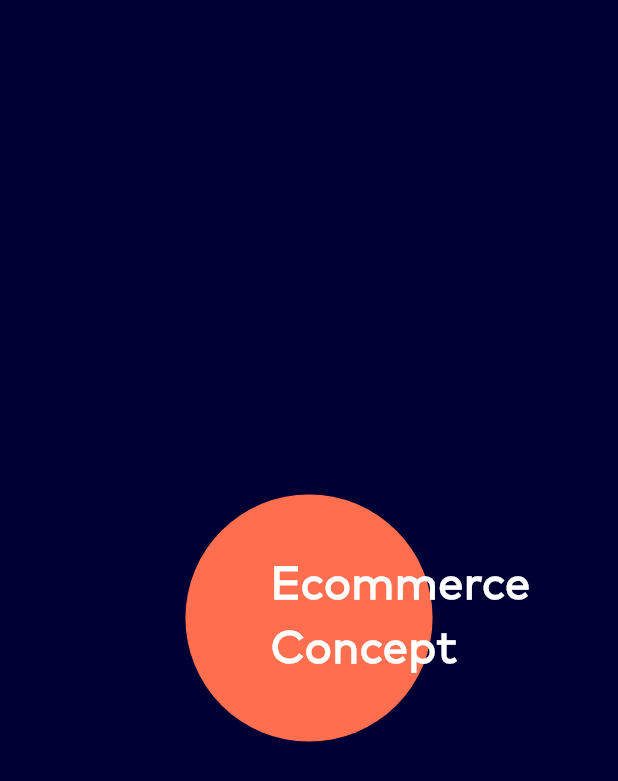
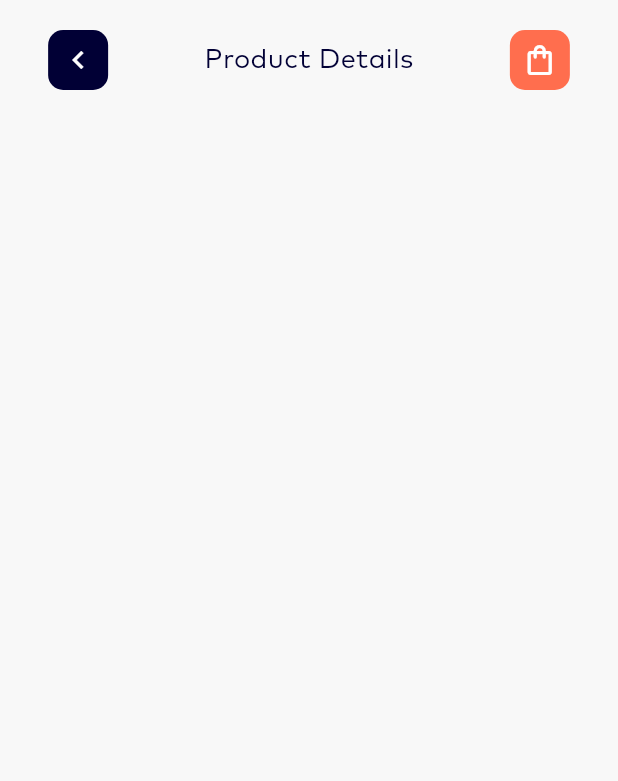
Before and after one commit to MatveevYasha/online-store-application, a Flutter app: the first screen one second after launch, on a phone screen of 412 x 824 dp. Shown: the top 781 px of the screen. Run offline on Flutter 3.47's test engine with Material 2 defaults, Android fonts, the phone set to English and light mode, and no system bars; our stand-ins replace cached_network_image, dio.

Commit message:
finished the first screen

```diff
--- a/lib/ui/app.dart
+++ b/lib/ui/app.dart
@@ -1,4 +1,5 @@
 import 'package:flutter/material.dart';
+import 'package:online_store_application/ui/screens/product_details_screen/product_details_screen.dart';
 import 'package:online_store_application/ui/screens/splash_screen/splash_screen.dart';
 import 'package:online_store_application/ui/theme/color_scheme.dart';
 import 'package:online_store_application/ui/theme/text_theme.dart';
@@ -16,7 +17,7 @@ class App extends StatelessWidget {
         colorScheme: colorScheme,
       ),
       debugShowCheckedModeBanner: false,
-      home: const SplashScreen(),
+      home: ProductDetailsScreen(),
     );
   }
 }
--- a/lib/ui/screens/home_screen/widgets/hot_sales_carusel.dart
+++ b/lib/ui/screens/home_screen/widgets/hot_sales_carusel.dart
@@ -1,3 +1,4 @@
+import 'package:cached_network_image/cached_network_image.dart';
 import 'package:flutter/material.dart';
 import 'package:online_store_application/data/models/phones.dart';
 import 'package:online_store_application/ui/theme/color_scheme.dart';
@@ -25,7 +26,8 @@ class HotSalesCarusel extends StatelessWidget {
             decoration: BoxDecoration(
               borderRadius: BorderRadius.circular(15),
               image: DecorationImage(
-                image: NetworkImage(_phones.homeStore[index].picture),
+                image: CachedNetworkImageProvider(
+                    _phones.homeStore[index].picture),
                 fit: BoxFit.cover,
               ),
             ),
--- /dev/null
+++ b/lib/ui/screens/product_details_screen/product_details_screen.dart
@@ -0,0 +1,26 @@
+import 'package:flutter/material.dart';
+import 'package:online_store_application/ui/global_widgets/button_with_icon.dart';
+import 'package:online_store_application/ui/screens/product_details_screen/widgets/up_panel.dart';
+import 'package:online_store_application/ui/theme/text_theme.dart';
+
+class ProductDetailsScreen extends StatefulWidget {
+  ProductDetailsScreen({Key? key}) : super(key: key);
+
+  @override
+  State<ProductDetailsScreen> createState() => _ProductDetailsScreenState();
+}
+
+class _ProductDetailsScreenState extends State<ProductDetailsScreen> {
+  @override
+  Widget build(BuildContext context) {
+    return Scaffold(
+      body: SafeArea(
+        child: Column(
+          children: [
+            const UpPanel(),
+          ],
+        ),
+      ),
+    );
+  }
+}
--- /dev/null
+++ b/lib/ui/screens/product_details_screen/widgets/up_panel.dart
@@ -0,0 +1,31 @@
+import 'package:flutter/material.dart';
+import 'package:online_store_application/ui/global_widgets/button_with_icon.dart';
+import 'package:online_store_application/ui/theme/text_theme.dart';
+
+class UpPanel extends StatelessWidget {
+  const UpPanel({
+    super.key,
+  });
+
+  @override
+  Widget build(BuildContext context) {
+    return Padding(
+      padding: const EdgeInsets.symmetric(vertical: 20),
+      child: Row(
+        mainAxisAlignment: MainAxisAlignment.spaceAround,
+        children: [
+          ButtonWithIcon(
+              isPrimaryColor: false, icon: Icons.chevron_left, onTap: () {}),
+          Text(
+            'Product Details',
+            style: textTheme.titleLarge,
+          ),
+          ButtonWithIcon(
+              isPrimaryColor: true,
+              icon: Icons.shopping_bag_outlined,
+              onTap: () {}),
+        ],
+      ),
+    );
+  }
+}
--- a/pubspec.yaml
+++ b/pubspec.yaml
@@ -13,6 +13,7 @@ dependencies:
   cupertino_icons: ^1.0.2
   dio: ^5.1.1
   json_annotation: ^4.8.0
+  cached_network_image: ^3.2.3
 
 dev_dependencies:
   flutter_test:
@@ -31,3 +32,5 @@ flutter:
     - family: SfPro
       fonts:
         - asset: fonts/SF-Pro.ttf
+  assets:
+    - assets/images/no_image.png
```
Also changed, not shown: lib/ui/screens/home_screen/home_screen.dart (+8 -1 lines), lib/ui/screens/home_screen/widgets/best_seller_grid.dart (added, +116 -0 lines), lib/ui/screens/home_screen/widgets/category_select.dart (+11 -11 lines), assets/images/no_image.png (added), pubspec.lock, 10 other files.
